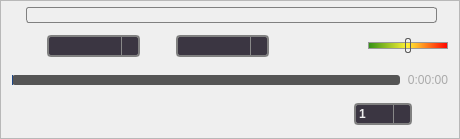
Above: vlc-record/forms/qoverlayedcontrol.ui from code-google-com/vlc-record before the change. Below: the same form after it.
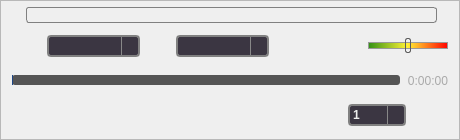
That is the form after the change. Icons and pictures are not drawn. Custom widgets are drawn as their Qt base class.

```diff
--- a/vlc-record/forms/qoverlayedcontrol.ui
+++ b/vlc-record/forms/qoverlayedcontrol.ui
@@ -7,7 +7,7 @@
     <x>0</x>
     <y>0</y>
     <width>460</width>
-    <height>139</height>
+    <height>140</height>
    </rect>
   </property>
   <property name="windowTitle">
@@ -557,6 +557,9 @@
       </item>
       <item>
        <layout class="QHBoxLayout" name="hLayoutMainControl">
+        <property name="spacing">
+         <number>6</number>
+        </property>
         <property name="leftMargin">
          <number>9</number>
         </property>
```
